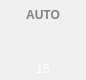
The window that src/statuswidget.ui (jfmcarreira/ktoshiba) describes before a commit, drawn with Qt 5.
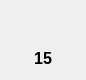
The same window after the commit. Icons and pictures are not drawn.

Patch:
```diff
--- a/src/statuswidget.ui
+++ b/src/statuswidget.ui
@@ -368,69 +368,29 @@
       <number>0</number>
      </property>
     </widget>
-    <widget class="QLabel" name="kbdAutoTextLabel">
-     <property name="geometry">
-      <rect>
-       <x>4</x>
-       <y>4</y>
-       <width>64</width>
-       <height>16</height>
-      </rect>
-     </property>
-     <property name="minimumSize">
-      <size>
-       <width>64</width>
-       <height>16</height>
-      </size>
-     </property>
-     <property name="maximumSize">
-      <size>
-       <width>64</width>
-       <height>64</height>
-      </size>
-     </property>
-     <property name="text">
-      <string>&lt;font color='gray'&gt;&lt;b&gt;AUTO&lt;/b&gt;&lt;/font&gt;</string>
-     </property>
-     <property name="textFormat">
-      <enum>Qt::RichText</enum>
-     </property>
-     <property name="scaledContents">
-      <bool>true</bool>
-     </property>
-     <property name="alignment">
-      <set>Qt::AlignHCenter|Qt::AlignTop</set>
-     </property>
-     <property name="wordWrap">
-      <bool>true</bool>
-     </property>
-     <property name="indent">
-      <number>0</number>
-     </property>
-    </widget>
     <widget class="QLabel" name="kbdAutoTimeLabel">
      <property name="geometry">
       <rect>
        <x>4</x>
-       <y>56</y>
+       <y>40</y>
        <width>64</width>
-       <height>16</height>
+       <height>30</height>
       </rect>
      </property>
      <property name="minimumSize">
       <size>
        <width>64</width>
-       <height>16</height>
+       <height>30</height>
       </size>
      </property>
      <property name="maximumSize">
       <size>
        <width>64</width>
-       <height>64</height>
+       <height>30</height>
       </size>
      </property>
      <property name="text">
-      <string>&lt;font color='white'&gt;15&lt;/font&gt;</string>
+      <string notr="true">&lt;html&gt;&lt;head/&gt;&lt;body&gt;&lt;p align=&quot;center&quot;&gt;&lt;span style=&quot; font-size:12pt; font-weight:600; color:#000000;&quot;&gt;15&lt;/span&gt;&lt;/p&gt;&lt;/body&gt;&lt;/html&gt;</string>
      </property>
      <property name="textFormat">
       <enum>Qt::RichText</enum>
@@ -439,7 +399,7 @@
       <bool>true</bool>
      </property>
      <property name="alignment">
-      <set>Qt::AlignBottom|Qt::AlignHCenter</set>
+      <set>Qt::AlignCenter</set>
      </property>
      <property name="wordWrap">
       <bool>true</bool>
```
Left out of the diff: 2 changed lines with no effect on the pictures.
